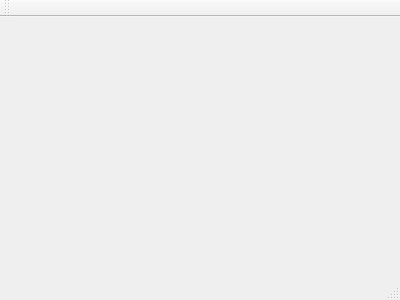
Qt form code/mainwindow.ui (maelys-mcardle/Kt) before a commit.
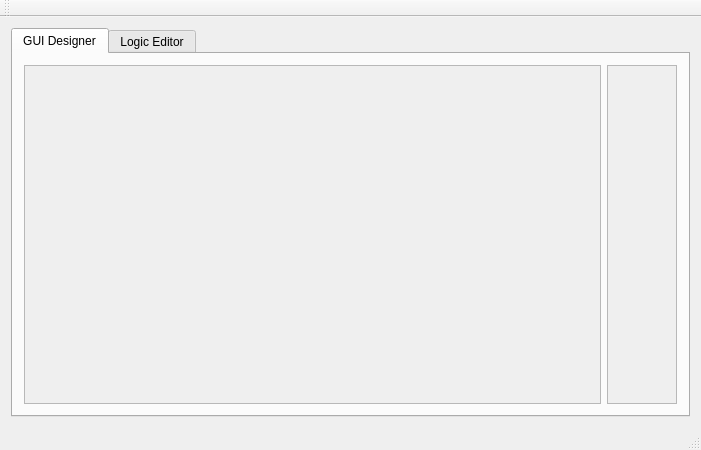
The same form after that commit.

What changed in the file:
```diff
--- a/code/mainwindow.ui
+++ b/code/mainwindow.ui
@@ -1,24 +1,101 @@
 <ui version="4.0">
  <class>MainWindow</class>
- <widget class="QMainWindow" name="MainWindow" >
-  <property name="geometry" >
+ <widget class="QMainWindow" name="MainWindow">
+  <property name="geometry">
    <rect>
     <x>0</x>
     <y>0</y>
-    <width>400</width>
-    <height>300</height>
+    <width>701</width>
+    <height>450</height>
    </rect>
   </property>
   <property name="windowTitle" >
    <string>MainWindow</string>
   </property>
-  <widget class="QMenuBar" name="menuBar" />
-  <widget class="QToolBar" name="mainToolBar" />
-  <widget class="QWidget" name="centralWidget" />
-  <widget class="QStatusBar" name="statusBar" />
+  <widget class="QWidget" name="centralWidget">
+   <layout class="QVBoxLayout" name="verticalLayout">
+    <item>
+     <widget class="QTabWidget" name="tabWidget">
+      <property name="currentIndex">
+       <number>0</number>
+      </property>
+      <widget class="QWidget" name="tabDesigner">
+       <attribute name="title">
+        <string>GUI Designer</string>
+       </attribute>
+       <layout class="QHBoxLayout" name="horizontalLayout">
+        <item>
+         <widget class="QScrollArea" name="scrollDesigner">
+          <property name="widgetResizable">
+           <bool>true</bool>
+          </property>
+          <widget class="QWidget" name="scrollAreaDesigner">
+           <property name="geometry">
+            <rect>
+             <x>0</x>
+             <y>0</y>
+             <width>591</width>
+             <height>351</height>
+            </rect>
+           </property>
+          </widget>
+         </widget>
+        </item>
+        <item>
+         <widget class="QScrollArea" name="scrollWidgets">
+          <property name="sizePolicy">
+           <sizepolicy hsizetype="Preferred" vsizetype="Expanding">
+            <horstretch>0</horstretch>
+            <verstretch>0</verstretch>
+           </sizepolicy>
+          </property>
+          <property name="widgetResizable">
+           <bool>true</bool>
+          </property>
+          <widget class="QWidget" name="scrollAreaWidgets">
+           <property name="geometry">
+            <rect>
+             <x>0</x>
+             <y>0</y>
+             <width>70</width>
+             <height>351</height>
+            </rect>
+           </property>
+          </widget>
+         </widget>
+        </item>
+       </layout>
+      </widget>
+      <widget class="QWidget" name="tabLogic">
+       <attribute name="title">
+        <string>Logic Editor</string>
+       </attribute>
+      </widget>
+     </widget>
+    </item>
+   </layout>
+  </widget>
+  <widget class="QMenuBar" name="menuBar">
+   <property name="geometry">
+    <rect>
+     <x>0</x>
+     <y>0</y>
+     <width>701</width>
+     <height>21</height>
+    </rect>
+   </property>
+  </widget>
+  <widget class="QToolBar" name="mainToolBar">
+   <attribute name="toolBarArea">
+    <enum>TopToolBarArea</enum>
+   </attribute>
+   <attribute name="toolBarBreak">
+    <bool>false</bool>
+   </attribute>
+  </widget>
+  <widget class="QStatusBar" name="statusBar"/>
  </widget>
- <layoutDefault spacing="6" margin="11" />
- <pixmapfunction></pixmapfunction>
+ <layoutdefault spacing="6" margin="11"/>
  <resources/>
  <connections/>
 </ui>
```
Left out of the diff: 5 changed lines with no effect on the pictures.
